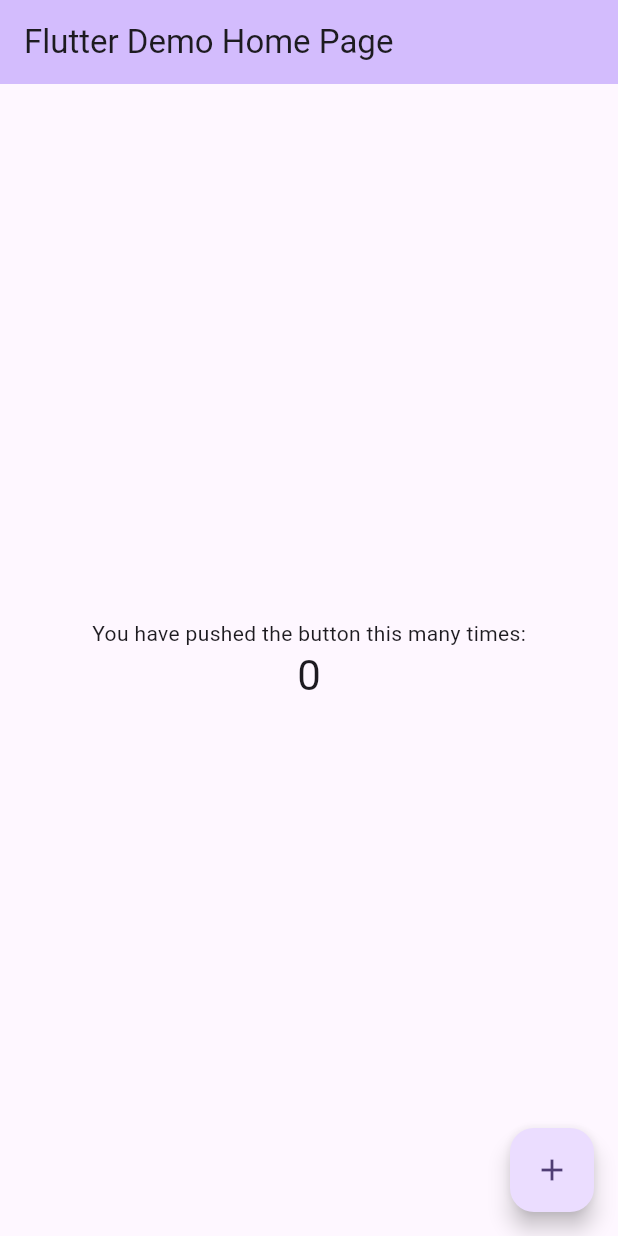
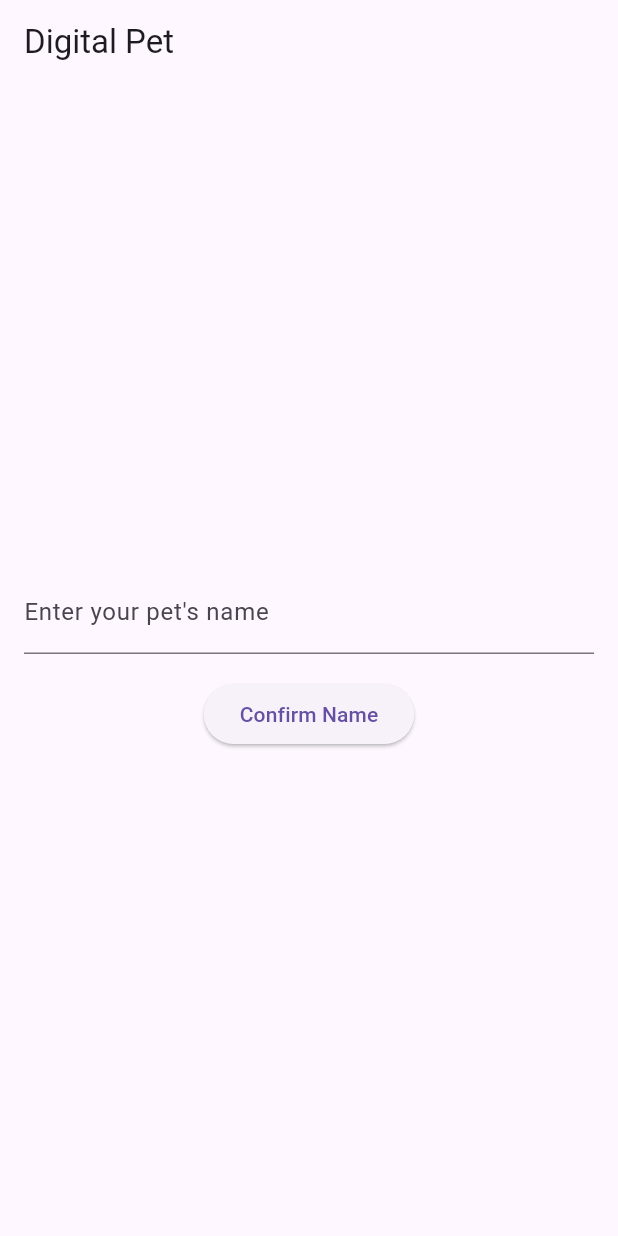
Before and after one commit to vinhbin/StateManagementDigitalPet, a Flutter app: the screen it shows after launch, on a phone screen of 412 x 824 dp. Run offline on Flutter 3.47's test engine with Material 3 defaults, Android fonts, the phone set to English and light mode, and no system bars.

Commit message:
first part complete

```diff
--- a/lib/main.dart
+++ b/lib/main.dart
@@ -1,125 +1,189 @@
+import 'dart:async';
 import 'package:flutter/material.dart';
 
 void main() {
-  runApp(const MyApp());
+  runApp(MaterialApp(
+    home: DigitalPetApp(),
+  ));
 }
 
-class MyApp extends StatelessWidget {
-  const MyApp({super.key});
-
-  // This widget is the root of your application.
+class DigitalPetApp extends StatefulWidget {
   @override
-  Widget build(BuildContext context) {
-    return MaterialApp(
-      title: 'Flutter Demo',
-      theme: ThemeData(
-        // This is the theme of your application.
-        //
-        // TRY THIS: Try running your application with "flutter run". You'll see
-        // the application has a purple toolbar. Then, without quitting the app,
-        // try changing the seedColor in the colorScheme below to Colors.green
-        // and then invoke "hot reload" (save your changes or press the "hot
-        // reload" button in a Flutter-supported IDE, or press "r" if you used
-        // the command line to start the app).
-        //
-        // Notice that the counter didn't reset back to zero; the application
-        // state is not lost during the reload. To reset the state, use hot
-        // restart instead.
-        //
-        // This works for code too, not just values: Most code changes can be
-        // tested with just a hot reload.
-        colorScheme: ColorScheme.fromSeed(seedColor: Colors.deepPurple),
-        useMaterial3: true,
-      ),
-      home: const MyHomePage(title: 'Flutter Demo Home Page'),
-    );
-  }
+  _DigitalPetAppState createState() => _DigitalPetAppState();
 }
 
-class MyHomePage extends StatefulWidget {
-  const MyHomePage({super.key, required this.title});
+class _DigitalPetAppState extends State<DigitalPetApp> {
+  // Pet attributes
+  String petName = "Your Pet";
+  int happinessLevel = 50;
+  int hungerLevel = 50;
 
-  // This widget is the home page of your application. It is stateful, meaning
-  // that it has a State object (defined below) that contains fields that affect
-  // how it looks.
+  // Controller for name input
+  TextEditingController _nameController = TextEditingController();
+  bool _isNameSet = false;
 
-  // This class is the configuration for the state. It holds the values (in this
-  // case the title) provided by the parent (in this case the App widget) and
-  // used by the build method of the State. Fields in a Widget subclass are
-  // always marked "final".
+  // Timer for automatic hunger increase
+  Timer? _hungerTimer;
 
-  final String title;
+  // Variables for game conditions
+  String? _gameOverMessage;
+  DateTime? _winStartTime;
 
   @override
-  State<MyHomePage> createState() => _MyHomePageState();
-}
-
-class _MyHomePageState extends State<MyHomePage> {
-  int _counter = 0;
-
-  void _incrementCounter() {
-    setState(() {
-      // This call to setState tells the Flutter framework that something has
-      // changed in this State, which causes it to rerun the build method below
-      // so that the display can reflect the updated values. If we changed
-      // _counter without calling setState(), then the build method would not be
-      // called again, and so nothing would appear to happen.
-      _counter++;
+  void initState() {
+    super.initState();
+    // Start a timer that ticks every 30 seconds for hunger increase.
+    _hungerTimer = Timer.periodic(Duration(seconds: 5), (timer) {
+      setState(() {
+        _updateHunger();
+        _checkGameConditions();
+      });
     });
   }
 
   @override
-  Widget build(BuildContext context) {
-    // This method is rerun every time setState is called, for instance as done
-    // by the _incrementCounter method above.
-    //
-    // The Flutter framework has been optimized to make rerunning build methods
-    // fast, so that you can just rebuild anything that needs updating rather
-    // than having to individually change instances of widgets.
-    return Scaffold(
-      appBar: AppBar(
-        // TRY THIS: Try changing the color here to a specific color (to
-        // Colors.amber, perhaps?) and trigger a hot reload to see the AppBar
-        // change color while the other colors stay the same.
-        backgroundColor: Theme.of(context).colorScheme.inversePrimary,
-        // Here we take the value from the MyHomePage object that was created by
-        // the App.build method, and use it to set our appbar title.
-        title: Text(widget.title),
-      ),
-      body: Center(
-        // Center is a layout widget. It takes a single child and positions it
-        // in the middle of the parent.
+  void dispose() {
+    _hungerTimer?.cancel();
+    _nameController.dispose();
+    super.dispose();
+  }
+
+  // Function to increase happiness and update hunger when playing with the pet
+  void _playWithPet() {
+    setState(() {
+      happinessLevel = (happinessLevel + 10).clamp(0, 100);
+      _updateHunger();
+    });
+  }
+
+  // Function to decrease hunger and update happiness when feeding the pet
+  void _feedPet() {
+    setState(() {
+      hungerLevel = (hungerLevel - 10).clamp(0, 100);
+      _updateHappiness();
+    });
+  }
+
+  // Update happiness based on hunger level
+  void _updateHappiness() {
+    if (hungerLevel < 70) {
+      happinessLevel = (happinessLevel + 10).clamp(0, 100);
+    }
+  }
+
+  // Increase hunger level slightly when playing with the pet
+  void _updateHunger() {
+    hungerLevel = (hungerLevel + 5).clamp(0, 100);
+    if (hungerLevel > 70) {
+      happinessLevel = (happinessLevel - 20).clamp(0, 100);
+    }
+  }
+
+  // Check win and loss conditions
+  void _checkGameConditions() {
+    // Loss Condition: Hunger reaches 100 and Happiness drops to 10.
+    if (hungerLevel >= 100 && happinessLevel <= 10) {
+      _gameOverMessage = "Game Over! Your pet is in distress.";
+      _hungerTimer?.cancel();
+    } else {
+      _gameOverMessage = null;
+    }
+
+    // Win Condition: Happiness above 80 for 3 minutes.
+    if (happinessLevel > 80) {
+      if (_winStartTime == null) {
+        _winStartTime = DateTime.now();
+      } else {
+        final duration = DateTime.now().difference(_winStartTime!);
+        if (duration.inMinutes >= 3) {
+          _gameOverMessage = "Congratulations! You win!";
+          _hungerTimer?.cancel();
+        }
+      }
+    } else {
+      // Reset win timer if happiness drops below 80.
+      _winStartTime = null;
+    }
+  }
+
+  // UI for entering pet name
+  Widget _buildNameInputUI() {
+    return Center(
+      child: Padding(
+        padding: const EdgeInsets.all(16.0),
         child: Column(
-          // Column is also a layout widget. It takes a list of children and
-          // arranges them vertically. By default, it sizes itself to fit its
-          // children horizontally, and tries to be as tall as its parent.
-          //
-          // Column has various properties to control how it sizes itself and
-          // how it positions its children. Here we use mainAxisAlignment to
-          // center the children vertically; the main axis here is the vertical
-          // axis because Columns are vertical (the cross axis would be
-          // horizontal).
-          //
-          // TRY THIS: Invoke "debug painting" (choose the "Toggle Debug Paint"
-          // action in the IDE, or press "p" in the console), to see the
-          // wireframe for each widget.
           mainAxisAlignment: MainAxisAlignment.center,
-          children: <Widget>[
-            const Text(
-              'You have pushed the button this many times:',
+          children: [
+            TextField(
+              controller: _nameController,
+              decoration: InputDecoration(labelText: 'Enter your pet\'s name'),
             ),
-            Text(
-              '$_counter',
-              style: Theme.of(context).textTheme.headlineMedium,
+            SizedBox(height: 16.0),
+            ElevatedButton(
+              onPressed: () {
+                setState(() {
+                  petName = _nameController.text.isEmpty ? 'Your Pet' : _nameController.text;
+                  _isNameSet = true;
+                });
+              },
+              child: Text('Confirm Name'),
             ),
           ],
         ),
       ),
-      floatingActionButton: FloatingActionButton(
-        onPressed: _incrementCounter,
-        tooltip: 'Increment',
-        child: const Icon(Icons.add),
-      ), // This trailing comma makes auto-formatting nicer for build methods.
+    );
+  }
+
+  // Main game UI
+  Widget _buildGameUI() {
+    return Center(
+      child: SingleChildScrollView(
+        child: Column(
+          mainAxisAlignment: MainAxisAlignment.center,
+          children: <Widget>[
+            Text(
+              'Name: $petName',
+              style: TextStyle(fontSize: 20.0),
+            ),
+            SizedBox(height: 16.0),
+            Text(
+              'Happiness Level: $happinessLevel',
+              style: TextStyle(fontSize: 20.0),
+            ),
+            SizedBox(height: 16.0),
+            Text(
+              'Hunger Level: $hungerLevel',
+              style: TextStyle(fontSize: 20.0),
+            ),
+            SizedBox(height: 32.0),
+            ElevatedButton(
+              onPressed: _playWithPet,
+              child: Text('Play with Your Pet'),
+            ),
+            SizedBox(height: 16.0),
+            ElevatedButton(
+              onPressed: _feedPet,
+              child: Text('Feed Your Pet'),
+            ),
+            if (_gameOverMessage != null) ...[
+              SizedBox(height: 32.0),
+              Text(
+                _gameOverMessage!,
+                style: TextStyle(fontSize: 24.0, color: Colors.red),
+                textAlign: TextAlign.center,
+              ),
+            ],
+          ],
+        ),
+      ),
+    );
+  }
+
+  @override
+  Widget build(BuildContext context) {
+    return Scaffold(
+      appBar: AppBar(title: Text('Digital Pet')),
+      body: _isNameSet ? _buildGameUI() : _buildNameInputUI(),
     );
   }
 }
```
